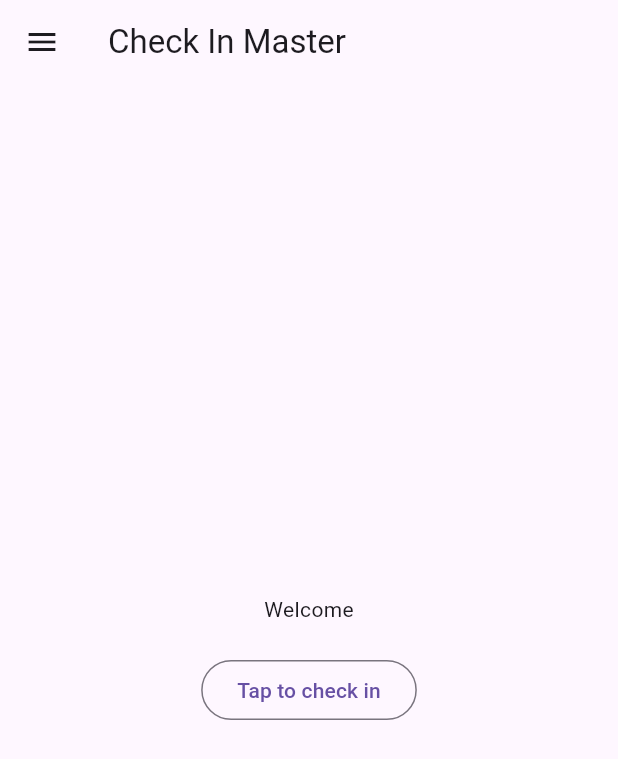
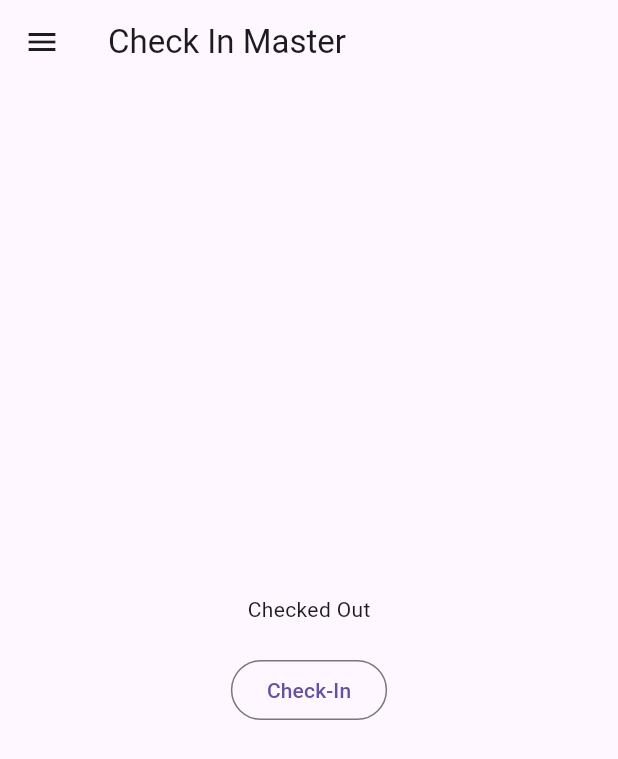
Before and after one commit to tariqul-dev/check_in_master, a Flutter app: the HomePage screen opened directly, on a phone screen of 412 x 824 dp. Shown: the top 759 px of the screen. Run offline on Flutter 3.47's test engine with Material 3 defaults, Android fonts, the phone set to English and light mode, and no system bars; our stand-ins replace bloc, cloud_firestore, dartz, equatable, firebase_auth, firebase_core and 7 more; accounts and stored records are empty.

Commit message:
Implement check in and out logic properly

```diff
--- a/lib/src/core/di/containers/user_container.dart
+++ b/lib/src/core/di/containers/user_container.dart
@@ -26,4 +26,6 @@ class UserContainer {
   }
 
   bool get isLoggedIn => _currentUser != null;
+
+  bool get isCheckedIn => _currentUser?.isCheckedIn ?? false;
 }
--- a/lib/src/core/errors/exceptions/exceptions.dart
+++ b/lib/src/core/errors/exceptions/exceptions.dart
@@ -21,4 +21,8 @@ sealed class Exceptions with _$Exceptions implements Exception {
   const factory Exceptions.permission(String message) = PermissionException;
 
   const factory Exceptions.unknown(String message) = UnknownException;
+
+  const factory Exceptions.checkIn(String message) = CheckInException;
+
+  const factory Exceptions.checkOut(String message) = CheckOutException;
 }
--- a/lib/src/core/errors/failures/failures.dart
+++ b/lib/src/core/errors/failures/failures.dart
@@ -20,4 +20,8 @@ sealed class Failure with _$Failure {
   const factory Failure.permission(String message) = PermissionFailure;
 
   const factory Failure.unknown(String message) = UnknownFailure;
+
+  const factory Failure.checkIn(String message) = CheckInFailure;
+
+  const factory Failure.checkOut(String message) = CheckOutFailure;
 }
--- a/lib/src/features/home/data/datasources/local/eligibility_checker.dart
+++ b/lib/src/features/home/data/datasources/local/eligibility_checker.dart
@@ -9,11 +9,11 @@ class EligibilityChecker {
 
   EligibilityChecker({required this.location});
 
-  Future<bool> checkEligibility(LocationDataModel locationDataModel) async {
+  Future<bool> checkEligibility(LocationDataModel activeLocation) async {
     final currentLocation = await _getCurrentLocation();
     final distance = calculateDistance(
-      locationDataModel.lat,
-      locationDataModel.lng,
+      activeLocation.lat,
+      activeLocation.lng,
       currentLocation.latitude ?? 9999999999,
       currentLocation.longitude ?? 9999999999,
     );
--- a/lib/src/features/home/domain/usecases/check_eligibility.dart
+++ /dev/null
@@ -1,17 +0,0 @@
-import 'package:check_in_master/src/core/entities/location_data_entity.dart';
-import 'package:check_in_master/src/core/usecases/typedefs.dart';
-import 'package:check_in_master/src/core/usecases/usecase.dart';
-import 'package:check_in_master/src/features/home/domain/repositories/home_repository.dart';
-import 'package:injectable/injectable.dart';
-
-@Injectable()
-class CheckEligibility implements BaseUseCase<LocationDataEntity, bool> {
-  final HomeRepository repository;
-
-  CheckEligibility({required this.repository});
-
-  @override
-  AsyncResult<bool> call(LocationDataEntity input) {
-    return repository.checkEligibility(input);
-  }
-}
--- a/lib/src/features/home/domain/usecases/do_check_in.dart
+++ b/lib/src/features/home/domain/usecases/do_check_in.dart
@@ -1,17 +1,33 @@
+import 'package:check_in_master/src/core/entities/location_data_entity.dart';
+import 'package:check_in_master/src/core/entities/user_entity.dart';
 import 'package:check_in_master/src/core/usecases/typedefs.dart';
 import 'package:check_in_master/src/core/usecases/usecase.dart';
-import 'package:check_in_master/src/features/home/domain/entities/check_in_entity.dart';
-import 'package:check_in_master/src/features/home/domain/repositories/home_repository.dart';
+import 'package:equatable/equatable.dart';
 import 'package:injectable/injectable.dart';
 
+import '../repositories/home_repository.dart';
+
 @Injectable()
-class DoCheckIn implements BaseUseCase<CheckInEntity, bool> {
+class DoCheckIn implements BaseUseCase<CheckInOutInput, UserEntity> {
   final HomeRepository repository;
 
   DoCheckIn({required this.repository});
 
   @override
-  AsyncResult<bool> call(CheckInEntity input) {
-    return repository.doCheckIn(input);
+  AsyncResult<UserEntity> call(CheckInOutInput input) {
+    return repository.doCheckIn(
+      user: input.user,
+      activeLocation: input.activeLocation,
+    );
   }
 }
+
+class CheckInOutInput extends Equatable {
+  final UserEntity user;
+  final LocationDataEntity activeLocation;
+
+  const CheckInOutInput({required this.user, required this.activeLocation});
+
+  @override
+  List<Object?> get props => [user, activeLocation];
+}
--- a/lib/src/features/home/domain/usecases/do_check_out.dart
+++ b/lib/src/features/home/domain/usecases/do_check_out.dart
@@ -1,18 +1,22 @@
+import 'package:check_in_master/src/core/entities/user_entity.dart';
 import 'package:check_in_master/src/core/usecases/typedefs.dart';
 import 'package:check_in_master/src/core/usecases/usecase.dart';
-import 'package:check_in_master/src/features/home/domain/repositories/home_repository.dart';
 import 'package:injectable/injectable.dart';
 
-import '../entities/check_out_entity.dart';
+import '../repositories/home_repository.dart';
+import 'do_check_in.dart';
 
 @Injectable()
-class DoCheckOut implements BaseUseCase<CheckOutEntity, bool> {
+class DoCheckOut implements BaseUseCase<CheckInOutInput, UserEntity> {
   final HomeRepository repository;
 
   DoCheckOut({required this.repository});
 
   @override
-  AsyncResult<bool> call(CheckOutEntity input) {
-    return repository.doCheckOut(input);
+  AsyncResult<UserEntity> call(CheckInOutInput input) {
+    return repository.doCheckOut(
+      user: input.user,
+      activeLocation: input.activeLocation,
+    );
   }
 }
--- a/lib/src/features/home/ui/cubits/check_in_out/check_in_out_state.dart
+++ /dev/null
@@ -1,14 +0,0 @@
-part of 'check_in_out_cubit.dart';
-
-@freezed
-class CheckInOutState with _$CheckInOutState {
-  const factory CheckInOutState.initial() = _Initial;
-
-  const factory CheckInOutState.loading() = _Loading;
-
-  const factory CheckInOutState.failure({required String message}) = _Failure;
-
-  const factory CheckInOutState.checkedIn() = _CheckedIn;
-
-  const factory CheckInOutState.checkedOut() = _CheckedOut;
-}
--- a/lib/src/features/home/ui/cubits/home_state.dart
+++ b/lib/src/features/home/ui/cubits/home_state.dart
@@ -3,6 +3,12 @@ part of 'home_cubit.dart';
 @freezed
 class HomeState with _$HomeState {
   const factory HomeState.initial() = _Initial;
-  const factory HomeState.loading() = _Loading;
+
+  const factory HomeState.inProgress() = _InProgress;
+
   const factory HomeState.failure({required String message}) = _Failure;
+
+  const factory HomeState.checkedIn({required UserEntity user}) = _CheckedIn;
+
+  const factory HomeState.checkedOut({required UserEntity user}) = _CheckedOut;
 }
--- a/lib/src/features/home/ui/pages/home_page.dart
+++ b/lib/src/features/home/ui/pages/home_page.dart
@@ -1,5 +1,5 @@
-import 'package:check_in_master/src/core/cubits/loading_hud/loading_hud_cubit.dart';
 import 'package:check_in_master/src/core/di/app_dependencies_builder.dart';
+import 'package:check_in_master/src/core/di/containers/location_container.dart';
 import 'package:check_in_master/src/core/di/containers/user_container.dart';
 import 'package:check_in_master/src/core/dialogs/dialog_utils.dart';
 import 'package:check_in_master/src/core/entities/user_entity.dart';
@@ -8,7 +8,6 @@ import 'package:check_in_master/src/features/location_management/ui/pages/locati
 import 'package:flutter/material.dart';
 import 'package:flutter_bloc/flutter_bloc.dart';
 
-import '../cubits/check_in_out/check_in_out_cubit.dart';
 import '../cubits/home_cubit.dart';
 
 class HomePage extends StatefulWidget {
@@ -29,22 +28,20 @@ class HomePage extends StatefulWidget {
 
 class _HomePageState extends State<HomePage> {
   late final HomeCubit _homeCubit;
-  late final CheckInOutCubit _checkInOutCubit;
-  late final LoadingHudCubit _loadingCubit;
 
   late final UserContainer _userContainer;
+  late final LocationContainer _locationContainer;
 
   @override
   void initState() {
     super.initState();
 
     _homeCubit = getIt<HomeCubit>();
-    _checkInOutCubit = getIt<CheckInOutCubit>();
     _userContainer = getIt<UserContainer>();
-    _loadingCubit = LoadingHudCubit();
+    _locationContainer = getIt<LocationContainer>();
+
+    _homeCubit.getCheckInStatus(user: _userContainer.currentUser);
   }
-
-  bool isCheckedIn = false;
 
   @override
   Widget build(BuildContext context) {
@@ -57,82 +54,65 @@ class _HomePageState extends State<HomePage> {
 
   Widget _buildBody() {
     return SafeArea(
+      child: Padding(
+        padding: const EdgeInsets.all(16.0),
         child: Center(
-        child: Column(
+          child: BlocConsumer<HomeCubit, HomeState>(
+            bloc: _homeCubit,
+            listener: _homeStateListener,
+            builder: (context, state) {
+              return Column(
                 mainAxisAlignment: MainAxisAlignment.center,
                 crossAxisAlignment: CrossAxisAlignment.center,
                 children: [
-            _buildCenter(),
+                  _buildCenter(state),
                   const SizedBox(height: 20),
-            _buildCheckInButton(),
+                  _buildCheckInButton(state),
                 ],
+              );
+            },
+          ),
         ),
       ),
     );
   }
 
-  Widget _buildCenter() {
-    return BlocBuilder<HomeCubit, HomeState>(
-      bloc: _homeCubit,
-      builder: (context, state) {
-        return state.maybeMap(
-          loading: (_) => const CircularProgressIndicator(),
-          failure: (s) => Text('Error: ${s.message}'),
-          orElse: () => const Text('Welcome'),
-        );
+  Widget _buildCenter(HomeState state) {
+    return state.maybeWhen(
+      inProgress: () => const CircularProgressIndicator(),
+      failure: (s) => Text(s),
+      checkedIn: (user) {
+        return Text('Checked In');
       },
+      checkedOut: (user) {
+        return Text('Checked Out');
+      },
+      orElse: () => Text('Tap to check in'),
     );
   }
 
-  Widget _buildCheckInButton() {
-    return BlocConsumer<CheckInOutCubit, CheckInOutState>(
-      bloc: _checkInOutCubit,
-      listener: _checkInOutStateListener,
-      builder: (context, state) {
+  Widget _buildCheckInButton(HomeState state) {
     return OutlinedButton(
       onPressed: () {
-            if (isCheckedIn) {
-              _checkInOutCubit.checkOut();
+        if (_userContainer.isCheckedIn) {
+          _homeCubit.performCheckOut(
+            user: _userContainer.currentUser,
+            activeLocation: _locationContainer.currentActiveLocation,
+          );
           return;
         }
-            _checkInOutCubit.checkIn();
-          },
-          child: state.maybeMap(
-            checkedIn: (_) => const Text('Check-Out'),
-            checkedOut: (_) => const Text('Check-In'),
-            orElse: () => const Text('Tap to check in'),
-          ),
+        _homeCubit.performCheckIn(
+          user: _userContainer.currentUser,
+          activeLocation: _locationContainer.currentActiveLocation,
         );
       },
-    );
-  }
-
-  void _checkInOutStateListener(BuildContext context, CheckInOutState state) {
-    state.map(
-      initial: (_) {},
-      loading: (_) {
-        _loadingCubit.startLoading();
-        DialogUtils.showLoadingDialog(context: context);
-      },
-      failure: (s) {
-        _loadingCubit.completeLoading();
-        DialogUtils.hideDialog(context);
-        DialogUtils.showMessageDialog(
-          context: context,
-          title: "Error",
-          message: s.message,
-        );
-      },
-      checkedIn: (_) {
-        _loadingCubit.completeLoading();
-        DialogUtils.hideDialog(context);
-        isCheckedIn = true;
-      },
-      checkedOut: (_) {
-        _loadingCubit.completeLoading();
-        DialogUtils.hideDialog(context);
-        isCheckedIn = false;
-      },
+      child: Text(
+        state.maybeMap(
+          checkedIn: (_) => 'Check-Out',
+          checkedOut: (_) => 'Check-In',
+          orElse: () => _userContainer.isCheckedIn ? 'Check-Out' : 'Check-In',
+        ),
+      ),
     );
   }
 
@@ -190,4 +170,29 @@ class _HomePageState extends State<HomePage> {
       ),
     );
   }
+
+  void _homeStateListener(BuildContext context, HomeState state) {
+    state.maybeWhen(
+      inProgress: () {
+        DialogUtils.showLoadingDialog(context: context);
+      },
+      failure: (s) {
+        DialogUtils.hideDialog(context);
+        DialogUtils.showMessageDialog(
+          context: context,
+          title: "Error",
+          message: s,
+        );
+      },
+      checkedIn: (user) {
+        _userContainer.setUser(user);
+        DialogUtils.hideDialog(context);
+      },
+      checkedOut: (user) {
+        _userContainer.setUser(user);
+        DialogUtils.hideDialog(context);
+      },
+      orElse: () {},
+    );
   }
+}
```
Also changed, not shown: lib/src/features/home/data/datasources/remote/check_in_out_remote_data_source.dart (added, +131 -0 lines), lib/src/features/home/data/repositories/home_repository_impl.dart (+31 -22 lines), lib/src/features/home/domain/repositories/home_repository.dart (+9 -6 lines), lib/src/features/home/ui/cubits/check_in_out/check_in_out_cubit.dart (deleted, +0 -43 lines), lib/src/features/home/ui/cubits/home_cubit.dart (+46 -8 lines), lib/src/core/di/app_dependencies_builder.config.dart, lib/src/core/errors/exceptions/exceptions.freezed.dart, lib/src/core/errors/failures/failures.freezed.dart, lib/src/features/home/ui/cubits/check_in_out/check_in_out_cubit.freezed.dart (deleted), lib/src/features/home/ui/cubits/home_cubit.freezed.dart. Lines whose indentation alone changed are shown as unchanged.
